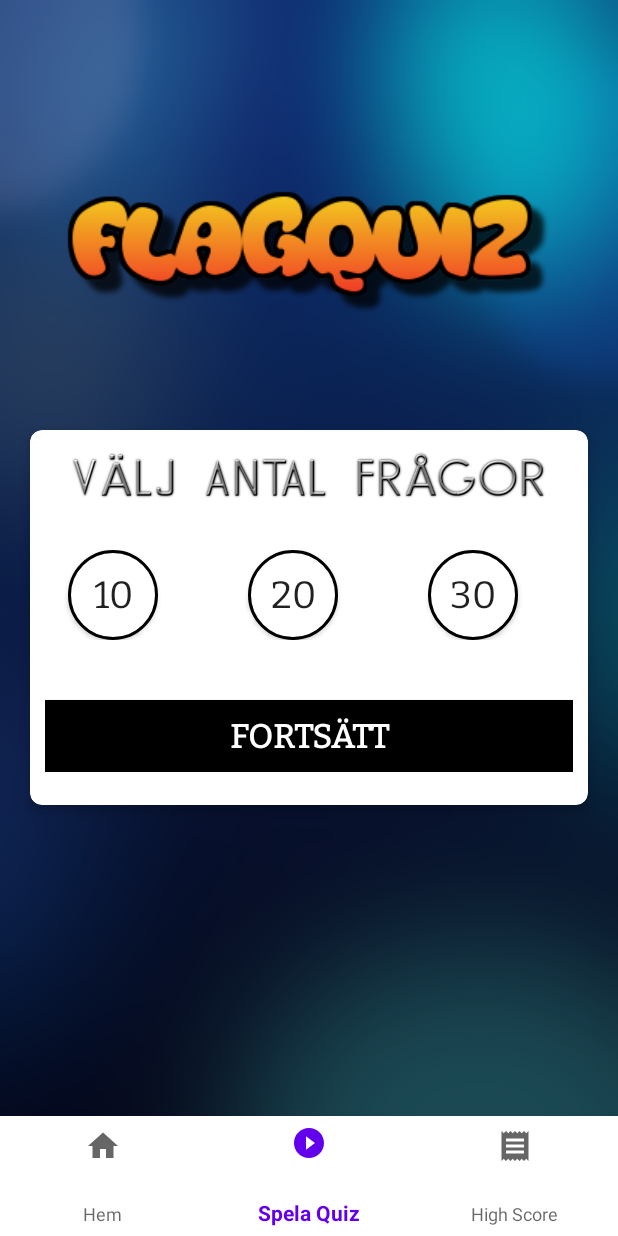
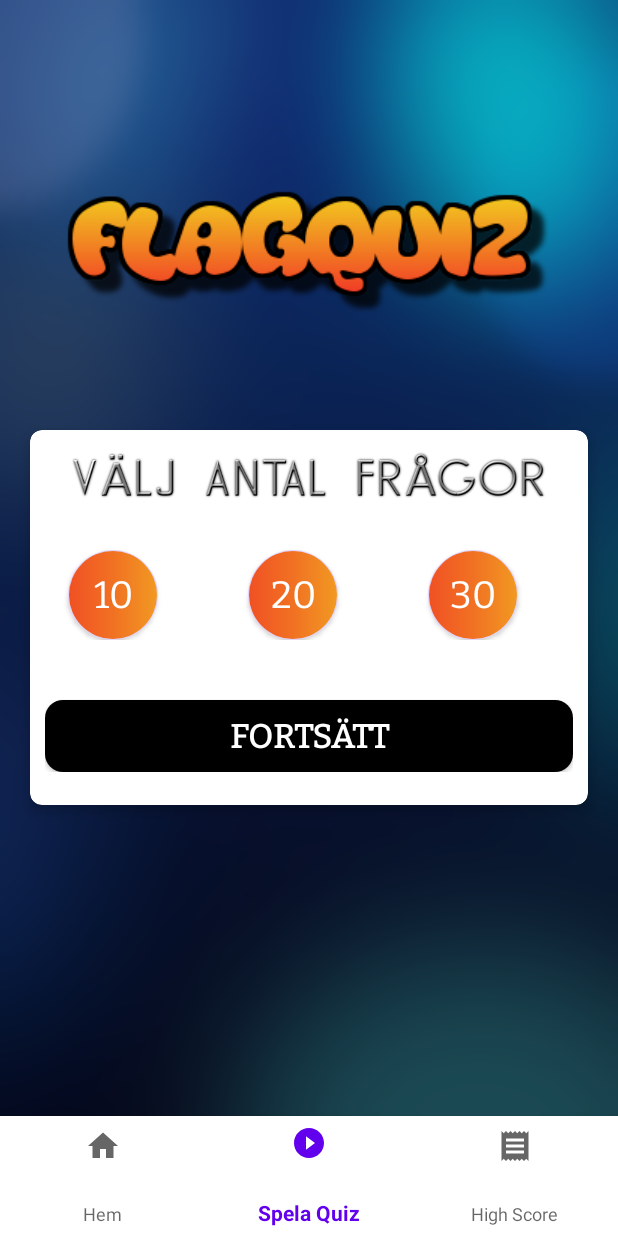
Before and after one commit to olofHammar/QuizApp1, an Android app: the screen it shows after launch (MainActivity), item 2 of the bottom bar chosen, on a phone screen of 412 x 824 dp. Run offline under Robolectric (Android 15) with nearby library versions, the phone set to English and light mode, and no system bars.

Commit message:
Added new design to buttons.

```diff
--- /dev/null
+++ b/app/src/main/res/drawable/btn_rounded_corner_black.xml
@@ -0,0 +1,18 @@
+<?xml version="1.0" encoding="utf-8"?>
+<selector xmlns:android="http://schemas.android.com/apk/res/android">
+    <item>
+        <shape>
+            <gradient
+                android:angle="360"
+                android:startColor="#000000"
+                android:endColor="#000000"
+                android:type="linear" />
+
+            <corners
+                android:bottomLeftRadius="12dp"
+                android:bottomRightRadius="12dp"
+                android:topLeftRadius="12dp"
+                android:topRightRadius="12dp" />
+        </shape>
+    </item>
+</selector>
--- /dev/null
+++ b/app/src/main/res/drawable/btn_rounded_corners_orange_fade.xml
@@ -0,0 +1,18 @@
+<?xml version="1.0" encoding="utf-8"?>
+<selector xmlns:android="http://schemas.android.com/apk/res/android">
+    <item>
+        <shape>
+            <gradient
+                android:angle="360"
+                android:startColor="#F05123"
+                android:endColor="#F19922"
+                android:type="linear" />
+
+            <corners
+                android:bottomLeftRadius="12dp"
+                android:bottomRightRadius="12dp"
+                android:topLeftRadius="12dp"
+                android:topRightRadius="12dp" />
+        </shape>
+    </item>
+</selector>
--- a/app/src/main/res/drawable/round_button.xml
+++ b/app/src/main/res/drawable/round_button.xml
@@ -1,16 +1,17 @@
-<?xml version="1.0" encoding="utf-8"?>
-<shape xmlns:android="http://schemas.android.com/apk/res/android"
-    android:shape="oval">
+<layer-list xmlns:android="http://schemas.android.com/apk/res/android">
 
-    <stroke
-        android:width="2dp"
-        android:color="#000000"/>
-    <solid
-        android:color="#FFFFFF"
-        />
+    <item android:drawable="@drawable/shadow" />
+    <item>
+        <shape xmlns:android="http://schemas.android.com/apk/res/android"
+            android:shape="oval">
 
-    <size
-        android:height="50dp"
-        android:width="50dp"
-        />
-</shape>
+            <gradient
+                android:angle="0"
+                android:centerColor="#F17123"
+                android:endColor="#F19922"
+                android:startColor="#F05123" />
+            <corners android:radius="22dp" />
+            <size android:height="40dp"/>
+        </shape>
+    </item>
+</layer-list>
--- a/app/src/main/res/drawable/round_button_selected.xml
+++ b/app/src/main/res/drawable/round_button_selected.xml
@@ -1,16 +1,19 @@
-<?xml version="1.0" encoding="utf-8"?>
-<shape xmlns:android="http://schemas.android.com/apk/res/android"
-    android:shape="oval">
+<layer-list xmlns:android="http://schemas.android.com/apk/res/android">
 
-    <stroke
-        android:width="2dp"
-        android:color="#000000"/>
-    <solid
-        android:color="#D3D3D3"
-        />
-
-    <size
-        android:height="50dp"
-        android:width="50dp"
-        />
-</shape>
+    <item android:drawable="@drawable/shadow" />
+    <item>
+        <shape xmlns:android="http://schemas.android.com/apk/res/android"
+            android:shape="oval">
+            <stroke
+                android:width="3dp"
+                android:color="#000000"/>
+            <gradient
+                android:angle="0"
+                android:centerColor="#F17123"
+                android:endColor="#F19922"
+                android:startColor="#F05123" />
+            <corners android:radius="22dp" />
+            <size android:height="40dp"/>
+        </shape>
+    </item>
+</layer-list>
--- /dev/null
+++ b/app/src/main/res/drawable/shadow.xml
@@ -0,0 +1,16 @@
+<shape xmlns:android="http://schemas.android.com/apk/res/android"
+    android:shape="oval">
+
+    <solid android:color="#E3D5FC" />
+    <size
+        android:height="50dp"
+        android:width="50dp"
+        />
+    <padding
+        android:bottom="1dp"
+        android:left="1dp"
+        android:right="1dp"
+        android:top="1dp" >
+    </padding>
+
+</shape>
--- a/app/src/main/res/layout/activity_result.xml
+++ b/app/src/main/res/layout/activity_result.xml
@@ -128,7 +128,7 @@
         android:layout_gravity="bottom"
         android:layout_marginBottom="100dp"
         android:layout_marginHorizontal="25dp"
-        android:background="#000000"
+        android:background="@drawable/btn_rounded_corners_orange_fade"
         android:fontFamily="@font/bitter"
         android:text="@string/play_again_sv"
         android:textColor="@android:color/white"
--- a/app/src/main/res/layout/fragment_high_score.xml
+++ b/app/src/main/res/layout/fragment_high_score.xml
@@ -48,6 +48,7 @@
                         android:layout_marginTop="20dp"
                         android:layout_marginStart="5dp"
                         android:background="@drawable/round_button"
+                        android:textColor="@android:color/white"
                         android:fontFamily="@font/bitter"
                         android:textStyle="bold"
                         android:text="@string/btn_highscore_one"
@@ -90,6 +91,7 @@
                         android:layout_marginTop="10dp"
                         android:layout_marginStart="5dp"
                         android:background="@drawable/round_button"
+                        android:textColor="@android:color/white"
                         android:fontFamily="@font/bitter"
                         android:textStyle="bold"
                         android:text="@string/btn_highsvore_two"
@@ -133,6 +135,7 @@
                         android:layout_marginTop="10dp"
                         android:layout_marginStart="5dp"
                         android:background="@drawable/round_button"
+                        android:textColor="@android:color/white"
                         android:fontFamily="@font/bitter"
                         android:textStyle="bold"
                         android:text="@string/btn_highscore_three"
--- a/app/src/main/res/layout/fragment_play.xml
+++ b/app/src/main/res/layout/fragment_play.xml
@@ -77,7 +77,7 @@
                     android:layout_height="wrap_content"
                     android:layout_gravity="bottom"
                     android:layout_marginTop="47dp"
-                    android:background="#000000"
+                    android:background="@drawable/btn_rounded_corner_black"
                     android:fontFamily="@font/bitter"
                     android:text="@string/play_sv"
                     android:textColor="@android:color/white"
--- a/app/src/main/res/layout/fragment_set_nr_of_questions.xml
+++ b/app/src/main/res/layout/fragment_set_nr_of_questions.xml
@@ -59,6 +59,7 @@
                         android:layout_marginStart="5dp"
                         android:background="@drawable/round_button"
                         android:fontFamily="@font/bitter"
+                        android:textColor="@android:color/white"
                         android:text="@string/nr_ten"
                         android:textSize="25sp" />
 
@@ -70,6 +71,7 @@
                         android:layout_marginStart="60dp"
                         android:background="@drawable/round_button"
                         android:fontFamily="@font/bitter"
+                        android:textColor="@android:color/white"
                         android:text="@string/nr_twenty"
                         android:textSize="25sp" />
 
@@ -81,6 +83,7 @@
                         android:layout_marginStart="60dp"
                         android:background="@drawable/round_button"
                         android:fontFamily="@font/bitter"
+                        android:textColor="@android:color/white"
                         android:text="@string/nr_thirty"
                         android:textSize="25sp" />
 
@@ -92,7 +95,7 @@
                     android:layout_height="wrap_content"
                     android:layout_gravity="bottom"
                     android:layout_marginTop="30dp"
-                    android:background="#000000"
+                    android:background="@drawable/btn_rounded_corner_black"
                     android:fontFamily="@font/bitter"
                     android:text="@string/continue_sv"
                     android:textColor="@android:color/white"
```
Also changed, not shown: app/src/main/res/drawable-v24/background_light_blue.png (added).
